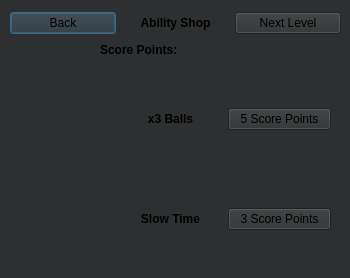
Old version of the form abilitiesshop.ui in the repository aishakandeell/csprojectnewest.
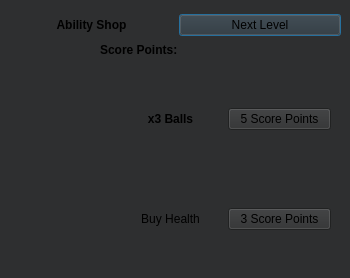
New version of the form. Icons and pictures are not drawn.

```diff
--- a/abilitiesshop.ui
+++ b/abilitiesshop.ui
@@ -29,23 +29,16 @@
     <string>&lt;html&gt;&lt;head/&gt;&lt;body&gt;&lt;p&gt;&lt;span style=&quot; font-weight:700;&quot;&gt;Score Points:&lt;/span&gt;&lt;/p&gt;&lt;/body&gt;&lt;/html&gt;</string>
    </property>
   </widget>
-  <widget class="QWidget" name="">
+  <widget class="QWidget" name="layoutWidget">
    <property name="geometry">
     <rect>
      <x>10</x>
      <y>10</y>
      <width>331</width>
-     <height>26</height>
+     <height>31</height>
     </rect>
    </property>
    <layout class="QHBoxLayout" name="horizontalLayout">
-    <item>
-     <widget class="QPushButton" name="Back">
-      <property name="text">
-       <string>Back</string>
-      </property>
-     </widget>
-    </item>
     <item>
      <widget class="QLabel" name="label">
       <property name="text">
@@ -62,7 +55,7 @@
     </item>
    </layout>
   </widget>
-  <widget class="QWidget" name="">
+  <widget class="QWidget" name="layoutWidget">
    <property name="geometry">
     <rect>
      <x>10</x>
@@ -95,7 +88,7 @@
     </item>
    </layout>
   </widget>
-  <widget class="QWidget" name="">
+  <widget class="QWidget" name="layoutWidget">
    <property name="geometry">
     <rect>
      <x>10</x>
@@ -115,7 +108,7 @@
     <item>
      <widget class="QLabel" name="label_5">
       <property name="text">
-       <string>&lt;html&gt;&lt;head/&gt;&lt;body&gt;&lt;p align=&quot;center&quot;&gt;&lt;span style=&quot; font-weight:700;&quot;&gt;Slow Time&lt;/span&gt;&lt;/p&gt;&lt;/body&gt;&lt;/html&gt;</string>
+       <string>&lt;html&gt;&lt;head/&gt;&lt;body&gt;&lt;p align=&quot;center&quot;&gt;Buy Health&lt;/p&gt;&lt;/body&gt;&lt;/html&gt;</string>
       </property>
      </widget>
     </item>
```
Left out of the diff: 2 changed lines with no effect on the pictures.
